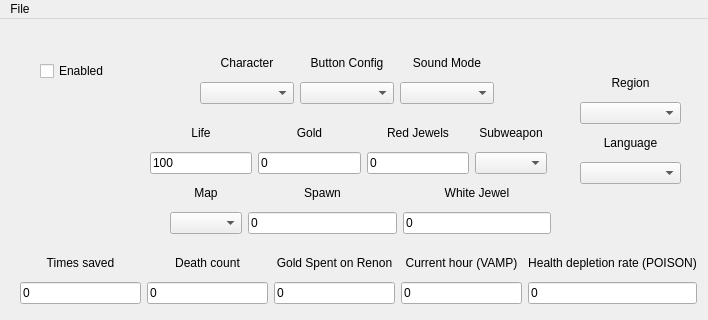
This is ui/mainwindow.ui in MoisesAPC/PPP as Qt 5 draws it before an edit; both pictures show x 0 to 708 and y 0 to 320 of the 708 by 756 pixel window. The edited form follows.
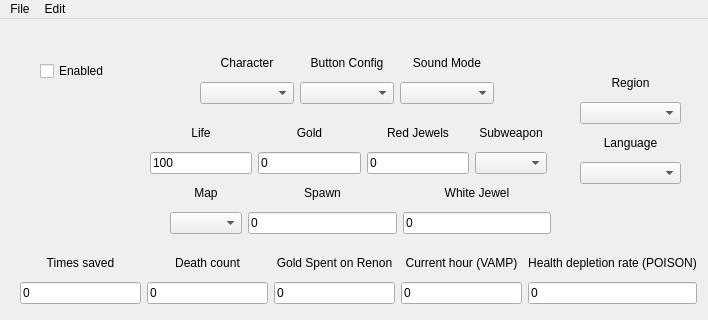
This is the edited form. Icons and pictures are not drawn.

Diff of the .ui file:
```diff
--- a/ui/mainwindow.ui
+++ b/ui/mainwindow.ui
@@ -2210,7 +2210,16 @@
     <addaction name="actionDatabase"/>
     <addaction name="actionExit"/>
    </widget>
+   <widget class="QMenu" name="menuEdit">
+    <property name="title">
+     <string>Edit</string>
+    </property>
+    <addaction name="actionCopy"/>
+    <addaction name="actionDelete"/>
+    <addaction name="actionDelete_All"/>
+   </widget>
    <addaction name="menuFile"/>
+   <addaction name="menuEdit"/>
   </widget>
   <action name="actionExit">
    <property name="icon">
```
Left out of the diff: 15 changed lines with no effect on the pictures.
